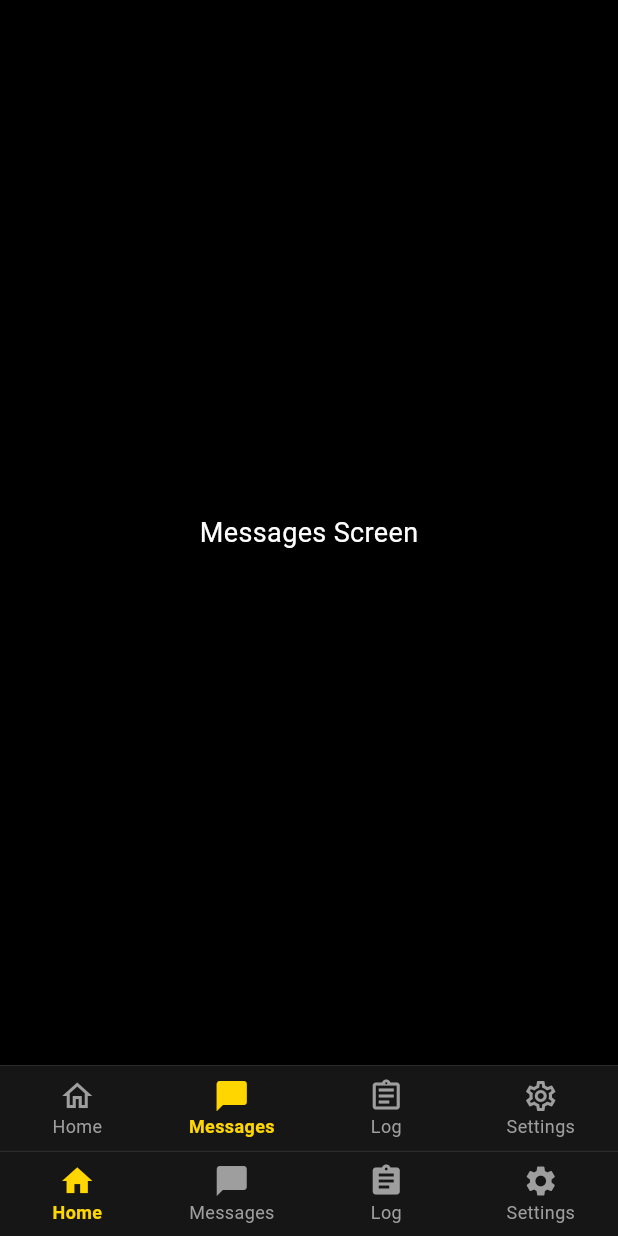
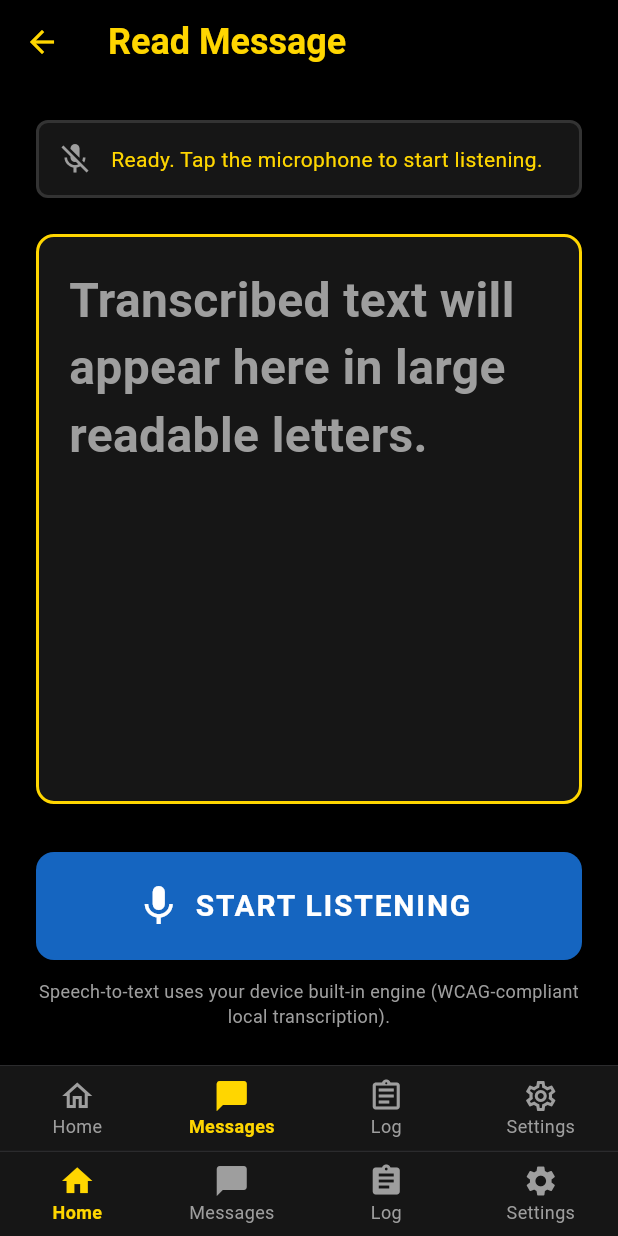
Before and after one commit to b-kraus/care_connect_hearing, a Flutter app: the MainNavigationShell screen opened directly, item 2 of the bottom bar chosen, on a phone screen of 412 x 824 dp. Run offline on Flutter 3.47's test engine with Material 3 defaults, Android fonts, the phone set to English and light mode, and no system bars; our stand-ins replace speech_to_text.

Commit message:
Add Read Message screen with speech-to-text and wire to Messages tab

```diff
--- a/mobile/main/lib/home_screen.dart
+++ b/mobile/main/lib/home_screen.dart
@@ -2,6 +2,7 @@ import 'package:care_connect_hearing/settings_screen.dart';
 import 'package:flutter/material.dart';
 import 'log_screen.dart';
 import 'emergency_alert_screen.dart';
+import 'read_message_screen.dart';
 import 'active_alert_screen.dart';
 
 class HomeScreen extends StatefulWidget {
@@ -21,7 +22,7 @@ class _HomeScreenState extends State<HomeScreen> {
     super.initState();
     _screens = [
       _buildHomeDashboard(),
-      _buildPlaceholderScreen('Messages Screen'),
+      const ReadMessageScreen(),
       const LogScreen(),
       const SettingsScreen(),
     ];
--- a/mobile/main/lib/main_navigation.dart
+++ b/mobile/main/lib/main_navigation.dart
@@ -2,6 +2,7 @@ import 'package:flutter/material.dart';
 import 'alert_model.dart';
 import 'home_screen.dart';
 import 'log_screen.dart';
+import 'read_message_screen.dart';
 import 'settings_screen.dart';
 
 class MainNavigationShell extends StatefulWidget {
@@ -65,7 +66,7 @@ class _MainNavigationShellState extends State<MainNavigationShell> {
         alerts: _liveAlerts,
         onConfirmToggle: _toggleAlertConfirmation,
       ),
-      const Center(child: Text('Messages Screen', style: TextStyle(color: Colors.white, fontSize: 18))),
+      const ReadMessageScreen(),
       LogScreen(alerts: _liveAlerts), // Feeds live elements down to history canvas directly
       const SettingsScreen(),
     ];
--- /dev/null
+++ b/mobile/main/lib/read_message_screen.dart
@@ -0,0 +1,233 @@
+import 'package:flutter/material.dart';
+import 'package:speech_to_text/speech_to_text.dart' as stt;
+
+class ReadMessageScreen extends StatefulWidget {
+  const ReadMessageScreen({super.key});
+
+  @override
+  State<ReadMessageScreen> createState() => _ReadMessageScreenState();
+}
+
+class _ReadMessageScreenState extends State<ReadMessageScreen> {
+  final stt.SpeechToText _speech = stt.SpeechToText();
+  bool _isListening = false;
+  bool _speechAvailable = false;
+  String _transcribedText = '';
+  String _statusMessage = 'Tap the microphone to start listening';
+  double _confidence = 0.0;
+
+  @override
+  void initState() {
+    super.initState();
+    _initSpeech();
+  }
+
+  Future<void> _initSpeech() async {
+    final available = await _speech.initialize(
+      onStatus: (status) {
+        setState(() {
+          _statusMessage = 'Status: $status';
+          if (status == 'done' || status == 'notListening') {
+            _isListening = false;
+          }
+        });
+      },
+      onError: (error) {
+        setState(() {
+          _statusMessage = 'Error: ${error.errorMsg}';
+          _isListening = false;
+        });
+      },
+    );
+    setState(() {
+      _speechAvailable = available;
+      if (!available) {
+        _statusMessage = 'Speech recognition not available on this device';
+      } else {
+        _statusMessage = 'Ready. Tap the microphone to start listening.';
+      }
+    });
+  }
+
+  Future<void> _startListening() async {
+    if (!_speechAvailable) return;
+    setState(() {
+      _transcribedText = '';
+      _isListening = true;
+      _statusMessage = 'Listening...';
+    });
+    await _speech.listen(
+      onResult: (result) {
+        setState(() {
+          _transcribedText = result.recognizedWords;
+          _confidence = result.confidence;
+        });
+      },
+      listenFor: const Duration(seconds: 30),
+      pauseFor: const Duration(seconds: 3),
+      partialResults: true,
+      cancelOnError: true,
+    );
+  }
+
+  Future<void> _stopListening() async {
+    await _speech.stop();
+    setState(() {
+      _isListening = false;
+      _statusMessage = 'Stopped. Tap the microphone to start again.';
+    });
+  }
+
+  @override
+  Widget build(BuildContext context) {
+    return Scaffold(
+      backgroundColor: const Color(0xFF000000),
+      appBar: AppBar(
+        backgroundColor: const Color(0xFF000000),
+        iconTheme: const IconThemeData(color: Color(0xFFFFD600)),
+        elevation: 0,
+        title: const Text(
+          'Read Message',
+          style: TextStyle(
+            color: Color(0xFFFFD600),
+            fontSize: 24,
+            fontWeight: FontWeight.bold,
+          ),
+        ),
+      ),
+      body: SafeArea(
+        child: Padding(
+          padding: const EdgeInsets.all(24.0),
+          child: Column(
+            crossAxisAlignment: CrossAxisAlignment.stretch,
+            children: [
+              // Status indicator
+              Container(
+                padding: const EdgeInsets.all(12),
+                decoration: BoxDecoration(
+                  color: const Color(0xFF161616),
+                  borderRadius: BorderRadius.circular(8),
+                  border: Border.all(
+                    color: _isListening
+                        ? const Color(0xFF2E7D32)
+                        : const Color(0xFF333333),
+                    width: 2,
+                  ),
+                ),
+                child: Row(
+                  children: [
+                    Icon(
+                      _isListening ? Icons.mic : Icons.mic_off,
+                      color: _isListening
+                          ? const Color(0xFF2E7D32)
+                          : Colors.grey,
+                      size: 24,
+                    ),
+                    const SizedBox(width: 12),
+                    Expanded(
+                      child: Text(
+                        _statusMessage,
+                        style: const TextStyle(
+                          color: Color(0xFFFFD600),
+                          fontSize: 14,
+                        ),
+                      ),
+                    ),
+                  ],
+                ),
+              ),
+              const SizedBox(height: 24),
+
+              // Transcribed text display - large for readability
+              Expanded(
+                child: Container(
+                  width: double.infinity,
+                  padding: const EdgeInsets.all(20),
+                  decoration: BoxDecoration(
+                    color: const Color(0xFF161616),
+                    borderRadius: BorderRadius.circular(12),
+                    border: Border.all(
+                      color: const Color(0xFFFFD600),
+                      width: 2,
+                    ),
+                  ),
+                  child: SingleChildScrollView(
+                    child: Text(
+                      _transcribedText.isEmpty
+                          ? 'Transcribed text will appear here in large readable letters.'
+                          : _transcribedText,
+                      style: TextStyle(
+                        color: _transcribedText.isEmpty
+                            ? Colors.grey
+                            : const Color(0xFFFFD600),
+                        fontSize: 32,
+                        fontWeight: FontWeight.w600,
+                        height: 1.4,
+                      ),
+                    ),
+                  ),
+                ),
+              ),
+              const SizedBox(height: 16),
+
+              // Confidence indicator (when text exists)
+              if (_transcribedText.isNotEmpty && _confidence > 0)
+                Text(
+                  'Confidence: ${(_confidence * 100).toStringAsFixed(0)}%',
+                  style: const TextStyle(
+                    color: Colors.grey,
+                    fontSize: 12,
+                  ),
+                ),
+              const SizedBox(height: 16),
+
+              // Big mic button
+              SizedBox(
+                width: double.infinity,
+                height: 72,
+                child: ElevatedButton.icon(
+                  onPressed: _speechAvailable
+                      ? (_isListening ? _stopListening : _startListening)
+                      : null,
+                  icon: Icon(
+                    _isListening ? Icons.stop : Icons.mic,
+                    color: Colors.white,
+                    size: 32,
+                  ),
+                  label: Text(
+                    _isListening ? 'STOP LISTENING' : 'START LISTENING',
+                    style: const TextStyle(
+                      color: Colors.white,
+                      fontSize: 20,
+                      fontWeight: FontWeight.bold,
+                      letterSpacing: 1.2,
+                    ),
+                  ),
+                  style: ElevatedButton.styleFrom(
+                    backgroundColor: _isListening
+                        ? const Color(0xFFC62828)
+                        : const Color(0xFF1565C0),
+                    shape: RoundedRectangleBorder(
+                      borderRadius: BorderRadius.circular(12),
+                    ),
+                  ),
+                ),
+              ),
+              const SizedBox(height: 12),
+
+              // Helper text
+              const Text(
+                'Speech-to-text uses your device built-in engine (WCAG-compliant local transcription).',
+                textAlign: TextAlign.center,
+                style: TextStyle(
+                  color: Colors.grey,
+                  fontSize: 12,
+                ),
+              ),
+            ],
+          ),
+        ),
+      ),
+    );
+  }
+}
--- a/mobile/main/pubspec.yaml
+++ b/mobile/main/pubspec.yaml
@@ -34,6 +34,7 @@ dependencies:
   # The following adds the Cupertino Icons font to your application.
   # Use with the CupertinoIcons class for iOS style icons.
   cupertino_icons: ^1.0.8
+  speech_to_text: ^7.4.0
 
 dev_dependencies:
   flutter_test:
```
Also changed, not shown: mobile/main/pubspec.lock, 13 other files.
